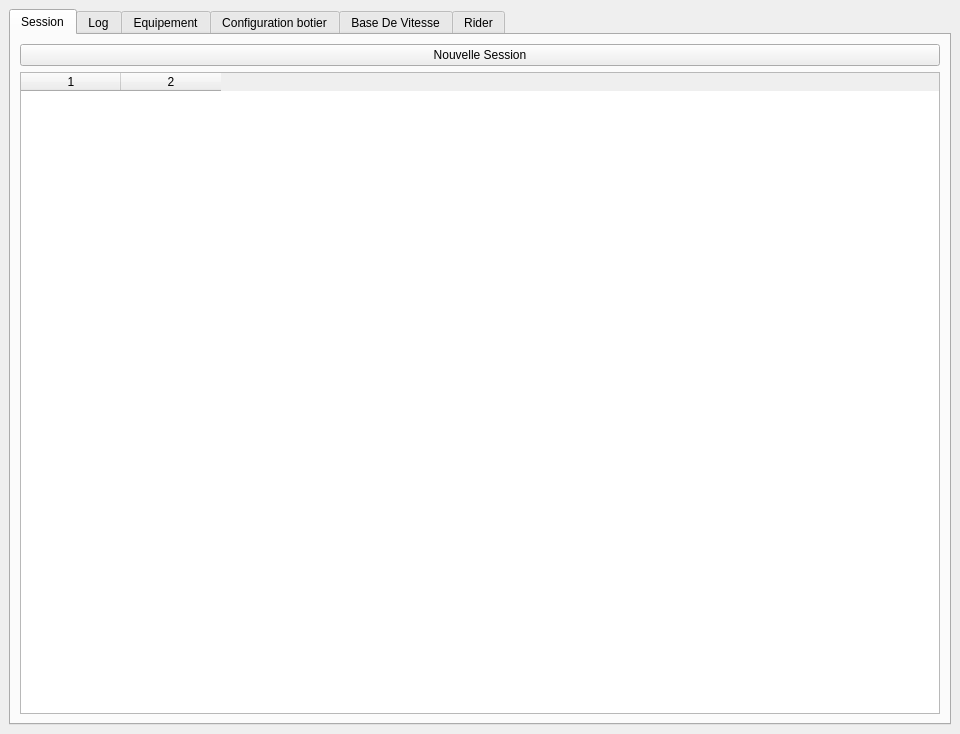
Old version of the form seafoil-log-analyzer/ui/main_dockwidget.ui in the repository ThomasLeMezo/seafoil-tools.
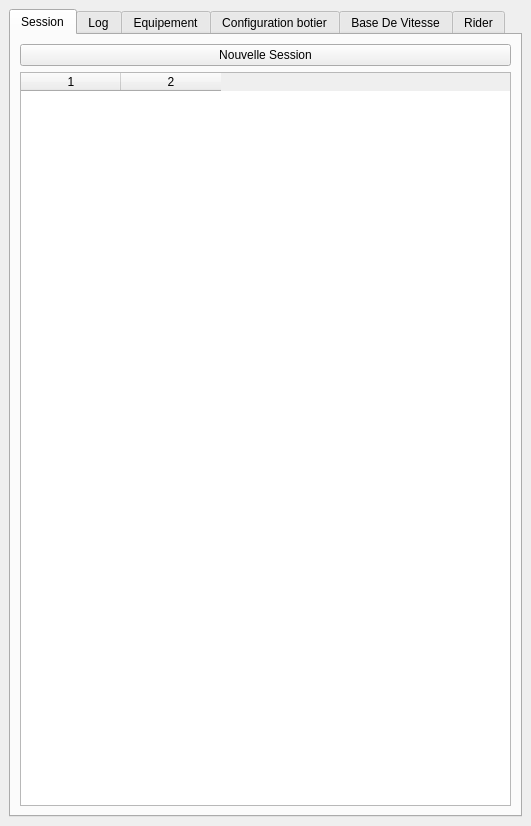
New version of the form.

```diff
--- a/seafoil-log-analyzer/ui/main_dockwidget.ui
+++ b/seafoil-log-analyzer/ui/main_dockwidget.ui
@@ -6,8 +6,8 @@
             <rect>
                 <x>0</x>
                 <y>0</y>
-                <width>960</width>
-                <height>734</height>
+    <width>531</width>
+    <height>826</height>
             </rect>
         </property>
         <property name="windowTitle">
```
Left out of the diff: 2 changed lines with no effect on the pictures. Lines whose indentation alone changed are shown as unchanged.
